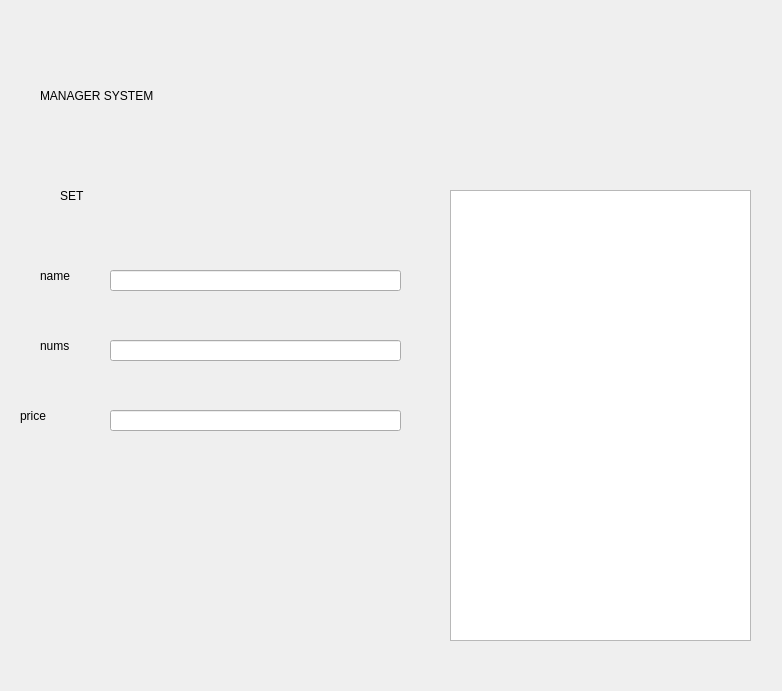
xzssyy/flower_shop, file designer/root_interface.ui: the form before one commit.
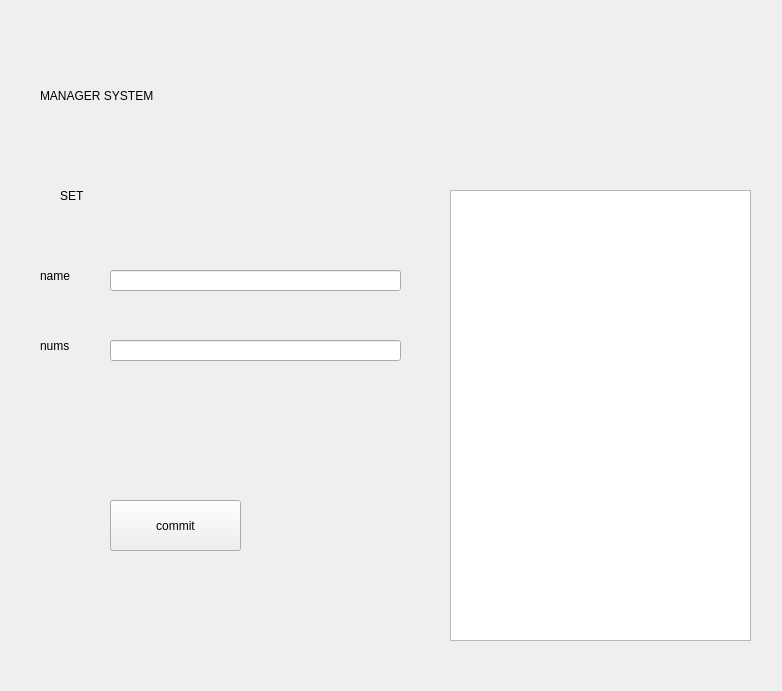
The form after the commit.

What changed in the file:
```diff
--- a/designer/root_interface.ui
+++ b/designer/root_interface.ui
@@ -75,32 +75,6 @@
     </rect>
    </property>
   </widget>
-  <widget class="QLineEdit" name="input_price">
-   <property name="geometry">
-    <rect>
-     <x>110</x>
-     <y>410</y>
-     <width>291</width>
-     <height>21</height>
-    </rect>
-   </property>
-  </widget>
-  <widget class="QLabel" name="label_3">
-   <property name="geometry">
-    <rect>
-     <x>20</x>
-     <y>400</y>
-     <width>81</width>
-     <height>31</height>
-    </rect>
-   </property>
-   <property name="styleSheet">
-    <string notr="true">font: 20pt &quot;黑体&quot;;</string>
-   </property>
-   <property name="text">
-    <string>price</string>
-   </property>
-  </widget>
   <widget class="QLabel" name="label_4">
    <property name="geometry">
     <rect>
@@ -133,6 +107,22 @@
     <string>name</string>
    </property>
   </widget>
+  <widget class="QPushButton" name="button_commit">
+   <property name="geometry">
+    <rect>
+     <x>110</x>
+     <y>500</y>
+     <width>131</width>
+     <height>51</height>
+    </rect>
+   </property>
+   <property name="styleSheet">
+    <string notr="true">font: 20pt &quot;黑体&quot;;</string>
+   </property>
+   <property name="text">
+    <string>commit</string>
+   </property>
+  </widget>
  </widget>
  <resources/>
  <connections/>
```
